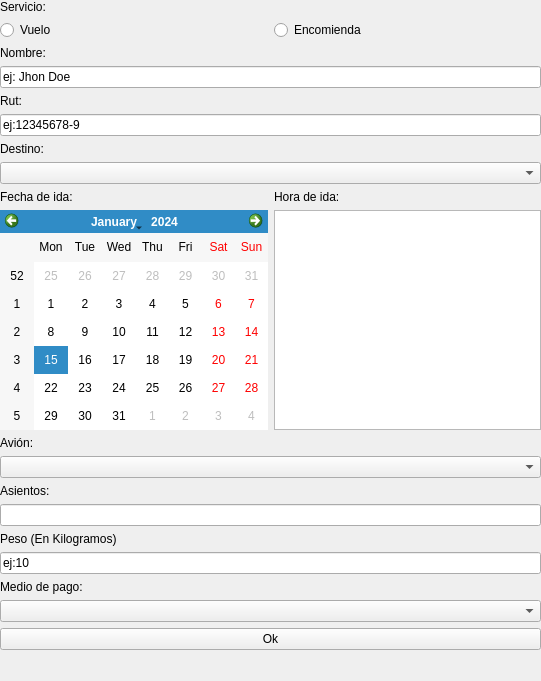
esteuwu/AeroChinquihue, file ui/ClientWidget.ui: the form before one commit.
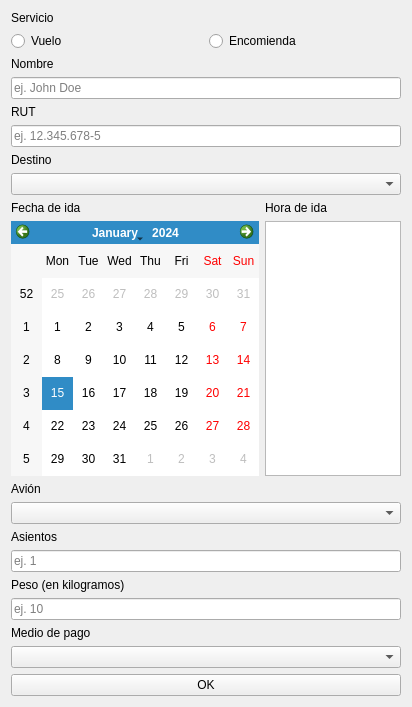
The form after the commit.

```diff
--- a/ui/ClientWidget.ui
+++ b/ui/ClientWidget.ui
@@ -6,27 +6,20 @@
    <rect>
     <x>0</x>
     <y>0</y>
-    <width>541</width>
-    <height>681</height>
+    <width>412</width>
+    <height>707</height>
    </rect>
   </property>
   <property name="windowTitle">
    <string>AeroChinquihue</string>
   </property>
-  <widget class="QWidget" name="verticalLayoutWidget">
-   <property name="geometry">
-    <rect>
-     <x>0</x>
-     <y>0</y>
-     <width>541</width>
-     <height>650</height>
-    </rect>
-   </property>
+  <layout class="QGridLayout" name="gridLayout">
+   <item row="0" column="0">
    <layout class="QVBoxLayout" name="verticalLayout">
     <item>
      <widget class="QLabel" name="label">
       <property name="text">
-       <string>Servicio:</string>
+        <string>Servicio</string>
       </property>
      </widget>
     </item>
@@ -51,35 +44,35 @@
     <item>
      <widget class="QLabel" name="label_2">
       <property name="text">
-       <string>Nombre:</string>
+        <string>Nombre</string>
       </property>
      </widget>
     </item>
     <item>
      <widget class="QLineEdit" name="name">
-      <property name="text">
-       <string>ej: Jhon Doe</string>
+       <property name="placeholderText">
+        <string>ej. John Doe</string>
       </property>
      </widget>
     </item>
     <item>
      <widget class="QLabel" name="label_3">
       <property name="text">
-       <string>Rut:</string>
+        <string>RUT</string>
       </property>
      </widget>
     </item>
     <item>
      <widget class="QLineEdit" name="identification">
-      <property name="text">
-       <string>ej:12345678-9</string>
+       <property name="placeholderText">
+        <string>ej. 12.345.678-5</string>
       </property>
      </widget>
     </item>
     <item>
      <widget class="QLabel" name="label_4">
       <property name="text">
-       <string>Destino:</string>
+        <string>Destino</string>
       </property>
      </widget>
     </item>
@@ -93,7 +86,7 @@
         <item>
          <widget class="QLabel" name="date_label">
           <property name="text">
-           <string>Fecha de ida:</string>
+            <string>Fecha de ida</string>
           </property>
          </widget>
         </item>
@@ -107,7 +100,7 @@
         <item>
          <widget class="QLabel" name="time_label">
           <property name="text">
-           <string>Hora de ida:</string>
+            <string>Hora de ida</string>
           </property>
          </widget>
         </item>
@@ -121,7 +114,7 @@
     <item>
      <widget class="QLabel" name="airplane_label">
       <property name="text">
-       <string>Avión:</string>
+        <string>Avión</string>
       </property>
      </widget>
     </item>
@@ -131,31 +124,35 @@
     <item>
      <widget class="QLabel" name="seats_label">
       <property name="text">
-       <string>Asientos:</string>
+        <string>Asientos</string>
       </property>
      </widget>
     </item>
     <item>
-     <widget class="QLineEdit" name="seats"/>
+      <widget class="QLineEdit" name="seats">
+       <property name="placeholderText">
+        <string>ej. 1</string>
+       </property>
+      </widget>
     </item>
     <item>
      <widget class="QLabel" name="weight_label">
       <property name="text">
-       <string>Peso (En Kilogramos)</string>
+        <string>Peso (en kilogramos)</string>
       </property>
      </widget>
     </item>
     <item>
      <widget class="QLineEdit" name="weight">
-      <property name="text">
-       <string>ej:10</string>
+       <property name="placeholderText">
+        <string>ej. 10</string>
       </property>
      </widget>
     </item>
     <item>
      <widget class="QLabel" name="label_10">
       <property name="text">
-       <string>Medio de pago:</string>
+        <string>Medio de pago</string>
       </property>
      </widget>
     </item>
@@ -165,12 +162,13 @@
     <item>
      <widget class="QPushButton" name="ok_button">
       <property name="text">
-       <string>Ok</string>
+        <string>OK</string>
       </property>
      </widget>
     </item>
    </layout>
-  </widget>
+   </item>
+  </layout>
  </widget>
  <resources/>
  <connections/>
```
Left out of the diff: 4 changed lines with no effect on the pictures. Lines whose indentation alone changed are shown as unchanged.
